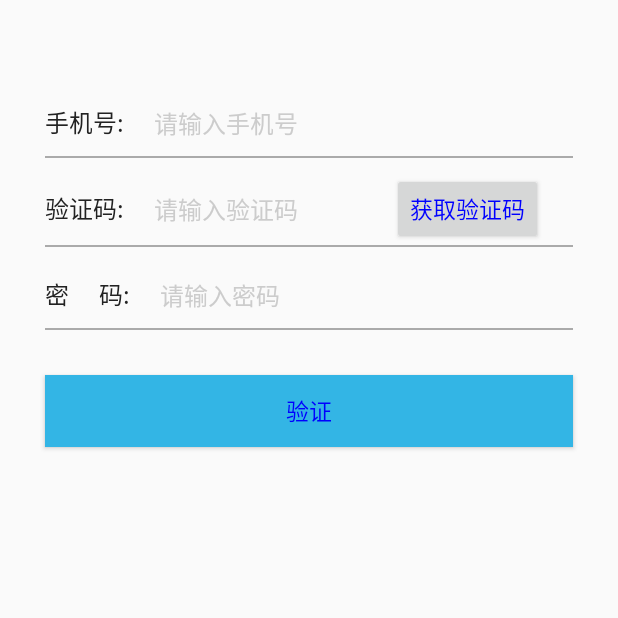
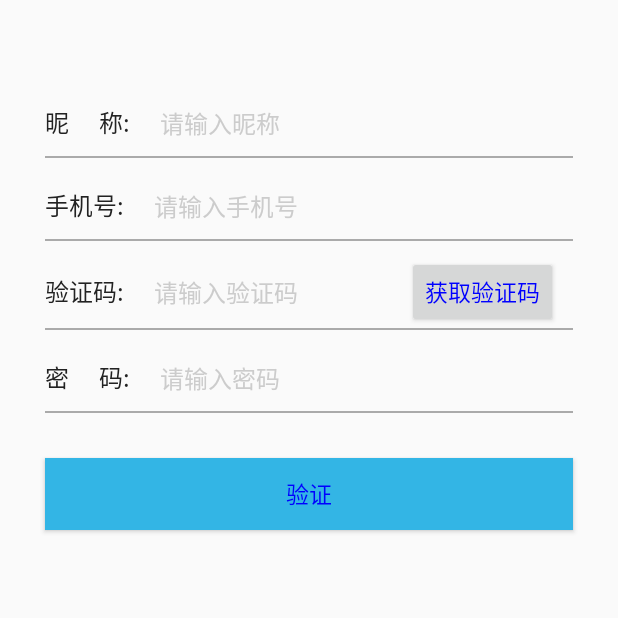
Before and after one commit to yotta15/sleep-partner, an Android app: the RegisterActivity screen opened directly, with no data from a screen before it, on a phone screen of 412 x 824 dp, the top half of it. Run offline under Robolectric (Android 15) with nearby library versions, the phone set to English and light mode, and no system bars; libraries missing offline, so code that uses them is left out: cn.smssdk; 3 statements that could not run were skipped.

Commit message:
using bmob to register,finishing perfecting  personal information

```diff
--- a/app/src/main/java/com/example/gzy/test3/activity/TestActivity.java
+++ b/app/src/main/java/com/example/gzy/test3/activity/TestActivity.java
@@ -33,7 +33,7 @@ public class TestActivity  extends FragmentActivity
 
         mModels = new ArrayList<>();
 
-        mLists.add(RegisterFragmentTwo.newInstance(0, "用户注册"));
+        mLists.add(RegisterFragmentOne.newInstance(0, "用户注册"));
         mLists.add(RegisterFragmentTwo.newInstance(1, "信息填写"));
         mLists.add(RegisterFragmentThree.newInstance(2, "最终完成"));
 //        mLists.add(TestFragment.newInstance(3, "最终完成"));
--- a/app/src/main/java/com/example/gzy/test3/fragment/IRegisterOneView.java
+++ b/app/src/main/java/com/example/gzy/test3/fragment/IRegisterOneView.java
@@ -1,4 +1,5 @@
 package com.example.gzy.test3.fragment;
 
 public interface IRegisterOneView {
+    boolean OnSignUpResult(boolean flag,String username,String password);
 }
--- a/app/src/main/java/com/example/gzy/test3/presenter/IRegisterPresenter.java
+++ b/app/src/main/java/com/example/gzy/test3/presenter/IRegisterPresenter.java
@@ -1,5 +1,5 @@
 package com.example.gzy.test3.presenter;
 
 public interface IRegisterPresenter {
-    void doRegister();
+
 }
--- a/app/src/main/res/layout/register_phone.xml
+++ b/app/src/main/res/layout/register_phone.xml
@@ -4,12 +4,55 @@
     android:layout_height="match_parent"
 
     android:orientation="vertical">
+
     <LinearLayout
         android:layout_width="match_parent"
         android:layout_height="wrap_content"
         android:layout_marginLeft="30dp"
         android:layout_marginRight="30dp"
         android:layout_marginTop="60dp"
+        android:orientation="horizontal">
+
+
+        <TextView
+            android:layout_width="wrap_content"
+            android:layout_height="wrap_content"
+            android:text="昵     称:"
+            android:textColor="#222222"
+            android:textSize="16sp" />
+
+        <EditText
+            android:id="@+id/nickname"
+            android:layout_width="match_parent"
+            android:layout_height="wrap_content"
+            android:layout_marginRight="10dp"
+            android:background="@null"
+            android:drawablePadding="10dp"
+            android:hint="请输入昵称"
+            android:inputType="textPersonName"
+            android:lines="0"
+            android:maxLength="11"
+            android:paddingBottom="10dp"
+            android:paddingLeft="20dp"
+            android:paddingTop="10dp"
+            android:textColor="@android:color/black"
+            android:textColorHint="#cccccc"
+            android:textSize="16sp" />
+
+    </LinearLayout>
+
+    <View
+        android:layout_width="match_parent"
+        android:layout_height="1dp"
+        android:layout_marginLeft="30dp"
+        android:layout_marginRight="30dp"
+        android:background="@android:color/darker_gray" />
+    <LinearLayout
+        android:layout_width="match_parent"
+        android:layout_height="wrap_content"
+        android:layout_marginLeft="30dp"
+        android:layout_marginRight="30dp"
+        android:layout_marginTop="10dp"
         android:orientation="horizontal">
 
 
@@ -69,7 +112,7 @@
             android:layout_weight="1"
             android:background="@null"
             android:hint="请输入验证码"
-            android:inputType="phone"
+            android:inputType="number"
             android:lines="0"
             android:maxLength="6"
             android:paddingBottom="10dp"
@@ -83,7 +126,7 @@
             android:id="@+id/btnSendMsg"
             android:layout_width="wrap_content"
             android:layout_height="wrap_content"
-            android:layout_marginRight="20dp"
+            android:layout_marginRight="10dp"
             android:text="获取验证码"
             android:textColor="#0000ff"
             android:textSize="15sp" />
@@ -118,7 +161,7 @@
             android:layout_weight="1"
             android:background="@null"
             android:hint="请输入密码"
-            android:inputType="phone"
+            android:inputType="textPassword"
             android:lines="0"
             android:maxLength="10"
             android:paddingBottom="10dp"
```
Also changed, not shown: app/src/main/java/com/example/gzy/test3/fragment/RegisterFragmentOne.java (+36 -31 lines), app/src/main/java/com/example/gzy/test3/fragment/RegisterFragmentTwo.java (+47 -15 lines), app/src/main/java/com/example/gzy/test3/model/UserModel.java (+17 -63 lines), app/src/main/java/com/example/gzy/test3/presenter/LoginPresenterImpl.java (+1 -10 lines), app/src/main/java/com/example/gzy/test3/presenter/RegisterPresenterImpl.java (+73 -9 lines), app/src/main/res/layout/register_info.xml (+10 -9 lines).
